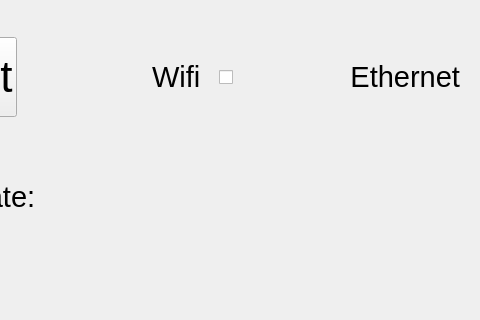
This is ui/Create3Widget.ui in kipr/botui as Qt 5 draws it before an edit; both pictures show x 320 to 800 and y 0 to 320 of the 800 by 480 pixel window. The edited form follows.
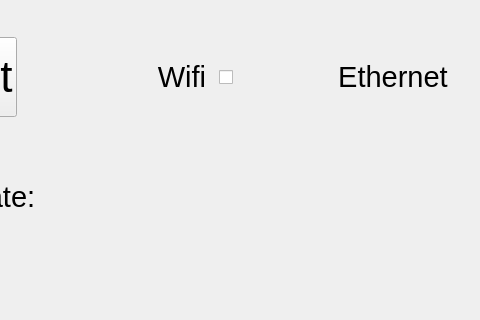
This is the edited form. Icons and pictures are not drawn. Custom widgets are drawn as their Qt base class.

Patch:
```diff
--- a/ui/Create3Widget.ui
+++ b/ui/Create3Widget.ui
@@ -91,7 +91,7 @@
              <string>Wifi</string>
             </property>
             <property name="alignment">
-             <set>Qt::AlignLeading|Qt::AlignLeft|Qt::AlignVCenter</set>
+             <set>Qt::AlignCenter</set>
             </property>
            </widget>
           </item>
@@ -148,7 +148,7 @@
              <string>Ethernet</string>
             </property>
             <property name="alignment">
-             <set>Qt::AlignRight|Qt::AlignTrailing|Qt::AlignVCenter</set>
+             <set>Qt::AlignCenter</set>
             </property>
            </widget>
           </item>
```
Left out of the diff: 2 changed lines with no effect on the pictures.
